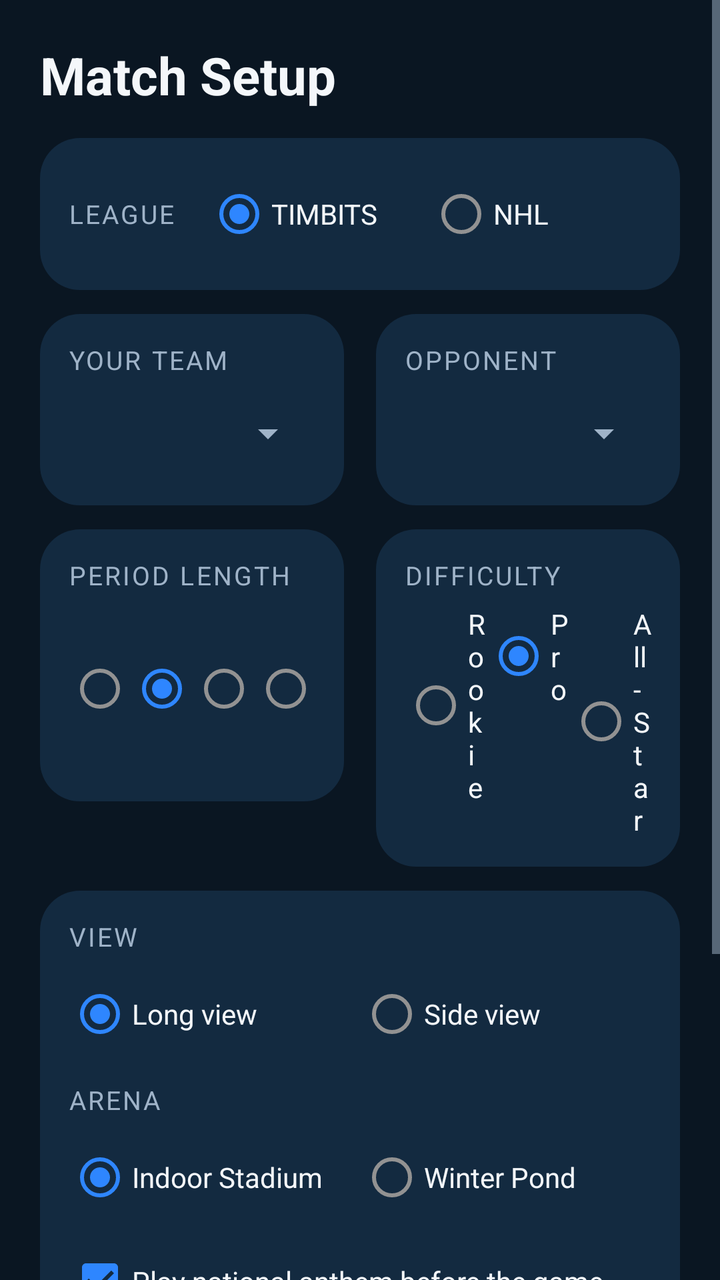
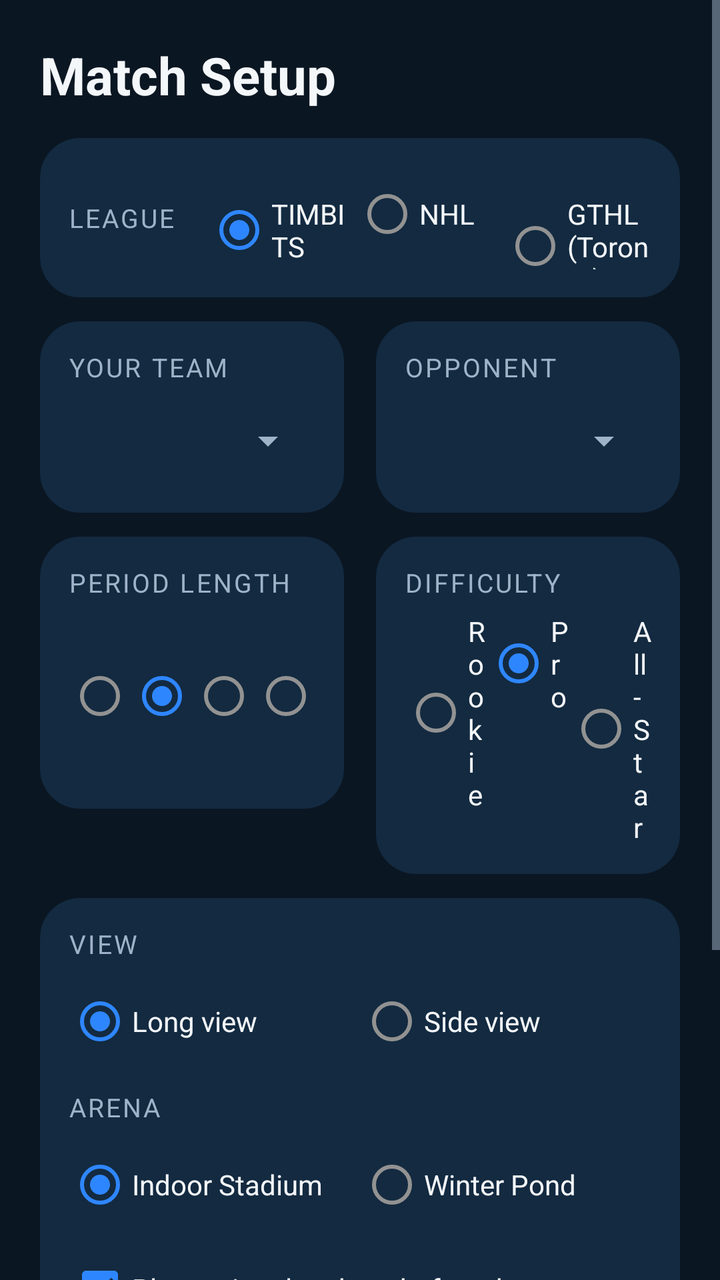

Two renders of the same Android screen: before a commit and after it. Below are the layout's source before the change and the commit's diff.
<!-- AndroidManifest.xml: application theme Theme.TableHockey -->
<!-- res/layout/activity_match_settings.xml -->
<?xml version="1.0" encoding="utf-8"?>
<ScrollView xmlns:android="http://schemas.android.com/apk/res/android"
    android:layout_width="match_parent"
    android:layout_height="match_parent"
    android:background="@color/bg_dark">

    <LinearLayout
        android:layout_width="match_parent"
        android:layout_height="wrap_content"
        android:orientation="vertical"
        android:padding="20dp">

        <TextView
            android:layout_width="wrap_content"
            android:layout_height="wrap_content"
            android:text="@string/settings_title"
            android:textColor="@color/text_primary"
            android:textSize="26sp"
            android:textStyle="bold"
            android:layout_marginBottom="14dp" />

        <LinearLayout
            android:layout_width="match_parent"
            android:layout_height="wrap_content"
            android:orientation="horizontal"
            android:gravity="center_vertical"
            android:background="@drawable/bg_card"
            android:padding="14dp"
            android:layout_marginBottom="12dp">

            <TextView style="@style/SectionLabel" android:layout_width="wrap_content" android:layout_height="wrap_content" android:text="@string/settings_league" android:layout_marginEnd="16dp" />

            <RadioGroup
                android:id="@+id/radioLeague"
                android:layout_width="0dp"
                android:layout_height="wrap_content"
                android:layout_weight="1"
                android:orientation="horizontal">
                <RadioButton android:id="@+id/leagueTimbits" android:layout_width="0dp" android:layout_height="wrap_content" android:layout_weight="1" android:text="@string/league_timbits" android:textColor="@color/text_primary" android:checked="true" />
                <RadioButton android:id="@+id/leagueNhl" android:layout_width="0dp" android:layout_height="wrap_content" android:layout_weight="1" android:text="@string/league_nhl" android:textColor="@color/text_primary" />
            </RadioGroup>
        </LinearLayout>

        <LinearLayout
            android:layout_width="match_parent"
            android:layout_height="wrap_content"
            android:orientation="horizontal">

            <LinearLayout
                android:layout_width="0dp"
                android:layout_height="wrap_content"
                android:layout_weight="1"
                android:orientation="vertical"
                android:background="@drawable/bg_card"
                android:padding="14dp"
                android:layout_marginEnd="8dp">

                <TextView style="@style/SectionLabel" android:layout_width="wrap_content" android:layout_height="wrap_content" android:text="@string/settings_your_team" />
                <Spinner
                    android:id="@+id/spinnerHomeTeam"
                    android:layout_width="match_parent"
                    android:layout_height="44dp"
                    android:layout_marginTop="6dp" />
            </LinearLayout>

            <LinearLayout
                android:layout_width="0dp"
                android:layout_height="wrap_content"
                android:layout_weight="1"
                android:orientation="vertical"
                android:background="@drawable/bg_card"
                android:padding="14dp"
                android:layout_marginStart="8dp">

                <TextView style="@style/SectionLabel" android:layout_width="wrap_content" android:layout_height="wrap_content" android:text="@string/settings_opponent" />
                <Spinner
                    android:id="@+id/spinnerAwayTeam"
                    android:layout_width="match_parent"
                    android:layout_height="44dp"
                    android:layout_marginTop="6dp" />
            </LinearLayout>
        </LinearLayout>

        <LinearLayout
            android:layout_width="match_parent"
            android:layout_height="wrap_content"
            android:orientation="horizontal"
            android:layout_marginTop="12dp">

            <LinearLayout
                android:layout_width="0dp"
                android:layout_height="wrap_content"
                android:layout_weight="1"
                android:orientation="vertical"
                android:background="@drawable/bg_card"
                android:padding="14dp"
                android:layout_marginEnd="8dp">

                <TextView style="@style/SectionLabel" android:layout_width="wrap_content" android:layout_height="wrap_content" android:text="@string/settings_period_length" />

                <RadioGroup
                    android:id="@+id/radioPeriodLength"
                    android:layout_width="match_parent"
                    android:layout_height="wrap_content"
                    android:orientation="horizontal"
                    android:layout_marginTop="6dp">
                    <RadioButton android:id="@+id/period1" android:layout_width="0dp" android:layout_height="wrap_content" android:layout_weight="1" android:text="@string/period_1" android:textColor="@color/text_primary" />
                    <RadioButton android:id="@+id/period2" android:layout_width="0dp" android:layout_height="wrap_content" android:layout_weight="1" android:text="@string/period_2" android:textColor="@color/text_primary" android:checked="true" />
                    <RadioButton android:id="@+id/period3" android:layout_width="0dp" android:layout_height="wrap_content" android:layout_weight="1" android:text="@string/period_3" android:textColor="@color/text_primary" />
                    <RadioButton android:id="@+id/period5" android:layout_width="0dp" android:layout_height="wrap_content" android:layout_weight="1" android:text="@string/period_5" android:textColor="@color/text_primary" />
                </RadioGroup>
            </LinearLayout>

            <LinearLayout
                android:layout_width="0dp"
                android:layout_height="wrap_content"
                android:layout_weight="1"
                android:orientation="vertical"
                android:background="@drawable/bg_card"
                android:padding="14dp"
                android:layout_marginStart="8dp">

                <TextView style="@style/SectionLabel" android:layout_width="wrap_content" android:layout_height="wrap_content" android:text="@string/settings_difficulty" />

                <RadioGroup
                    android:id="@+id/radioDifficulty"
                    android:layout_width="match_parent"
                    android:layout_height="wrap_content"
                    android:orientation="horizontal"
                    android:layout_marginTop="6dp">
                    <RadioButton android:id="@+id/diffEasy" android:layout_width="0dp" android:layout_height="wrap_content" android:layout_weight="1" android:text="@string/difficulty_easy" android:textColor="@color/text_primary" />
                    <RadioButton android:id="@+id/diffMedium" android:layout_width="0dp" android:layout_height="wrap_content" android:layout_weight="1" android:text="@string/difficulty_medium" android:textColor="@color/text_primary" android:checked="true" />
                    <RadioButton android:id="@+id/diffHard" android:layout_width="0dp" android:layout_height="wrap_content" android:layout_weight="1" android:text="@string/difficulty_hard" android:textColor="@color/text_primary" />
                </RadioGroup>
            </LinearLayout>
        </LinearLayout>

        <LinearLayout
            android:layout_width="match_parent"
            android:layout_height="wrap_content"
            android:orientation="vertical"
            android:background="@drawable/bg_card"
            android:padding="14dp"
            android:layout_marginTop="12dp">

            <TextView style="@style/SectionLabel" android:layout_width="wrap_content" android:layout_height="wrap_content" android:text="@string/settings_view" />

            <RadioGroup
                android:id="@+id/radioView"
                android:layout_width="match_parent"
                android:layout_height="wrap_content"
                android:orientation="horizontal"
                android:layout_marginTop="6dp"
                android:layout_marginBottom="10dp">
                <RadioButton android:id="@+id/viewLong" android:layout_width="0dp" android:layout_height="wrap_content" android:layout_weight="1" android:text="@string/view_long" android:textColor="@color/text_primary" android:checked="true" />
                <RadioButton android:id="@+id/viewSide" android:layout_width="0dp" android:layout_height="wrap_content" android:layout_weight="1" android:text="@string/view_side" android:textColor="@color/text_primary" />
            </RadioGroup>

            <TextView style="@style/SectionLabel" android:layout_width="wrap_content" android:layout_height="wrap_content" android:text="@string/settings_arena" />

            <RadioGroup
                android:id="@+id/radioArena"
                android:layout_width="match_parent"
                android:layout_height="wrap_content"
                android:orientation="horizontal"
                android:layout_marginTop="6dp">
                <RadioButton android:id="@+id/arenaIndoor" android:layout_width="0dp" android:layout_height="wrap_content" android:layout_weight="1" android:text="@string/arena_indoor" android:textColor="@color/text_primary" android:checked="true" />
                <RadioButton android:id="@+id/arenaWinterPond" android:layout_width="0dp" android:layout_height="wrap_content" android:layout_weight="1" android:text="@string/arena_winter_pond" android:textColor="@color/text_primary" />
            </RadioGroup>

            <CheckBox
                android:id="@+id/checkAnthem"
                android:layout_width="wrap_content"
                android:layout_height="wrap_content"
                android:layout_marginTop="4dp"
                android:checked="true"
                android:text="@string/settings_anthem"
                android:textColor="@color/text_primary" />

            <CheckBox
                android:id="@+id/checkOffsides"
                android:layout_width="wrap_content"
                android:layout_height="wrap_content"
                android:layout_marginTop="4dp"
                android:checked="false"
                android:text="@string/settings_offsides"
                android:textColor="@color/text_primary" />
        </LinearLayout>

        <LinearLayout
            android:layout_width="match_parent"
            android:layout_height="wrap_content"
            android:orientation="horizontal"
            android:gravity="center_vertical"
            android:layout_marginTop="12dp">

            <LinearLayout
                android:layout_width="0dp"
                android:layout_height="wrap_content"
                android:layout_weight="1.3"
                android:orientation="vertical"
                android:background="@drawable/bg_card"
                android:paddingStart="14dp"
                android:paddingEnd="14dp"
                android:paddingTop="8dp"
                android:paddingBottom="8dp"
                android:layout_marginEnd="8dp">

                <include
                    android:id="@+id/audioSliders"
                    layout="@layout/audio_sliders" />
            </LinearLayout>

            <Button
                android:id="@+id/btnStart"
                style="@style/MenuButton"
                android:layout_width="0dp"
                android:layout_weight="1"
                android:layout_marginStart="8dp"
                android:backgroundTint="@color/accent_red"
                android:text="@string/settings_start" />
        </LinearLayout>

    </LinearLayout>
</ScrollView>
<!-- res/layout/audio_sliders.xml (included above) -->
<?xml version="1.0" encoding="utf-8"?>
<LinearLayout xmlns:android="http://schemas.android.com/apk/res/android"
    android:layout_width="match_parent"
    android:layout_height="wrap_content"
    android:orientation="vertical">

    <LinearLayout
        android:layout_width="match_parent"
        android:layout_height="wrap_content"
        android:orientation="horizontal"
        android:gravity="center_vertical">

        <TextView
            style="@style/SectionLabel"
            android:layout_width="92dp"
            android:layout_height="wrap_content"
            android:text="@string/audio_sfx" />

        <SeekBar
            android:id="@+id/seekSfx"
            android:layout_width="0dp"
            android:layout_height="40dp"
            android:layout_weight="1" />

        <TextView
            android:id="@+id/textSfx"
            android:layout_width="52dp"
            android:layout_height="wrap_content"
            android:gravity="end"
            android:textColor="@color/text_primary"
            android:textSize="15sp"
            android:textStyle="bold" />
    </LinearLayout>

    <LinearLayout
        android:layout_width="match_parent"
        android:layout_height="wrap_content"
        android:orientation="horizontal"
        android:gravity="center_vertical">

        <TextView
            style="@style/SectionLabel"
            android:layout_width="92dp"
            android:layout_height="wrap_content"
            android:text="@string/audio_music" />

        <SeekBar
            android:id="@+id/seekMusic"
            android:layout_width="0dp"
            android:layout_height="40dp"
            android:layout_weight="1" />

        <TextView
            android:id="@+id/textMusic"
            android:layout_width="52dp"
            android:layout_height="wrap_content"
            android:gravity="end"
            android:textColor="@color/text_primary"
            android:textSize="15sp"
            android:textStyle="bold" />
    </LinearLayout>
</LinearLayout>
<!-- resources referenced by this layout -->
<resources>
  <color name="accent_red">#D8323C</color>
  <color name="bg_dark">#0A1622</color>
  <color name="text_primary">#F4F7FA</color>
  <!-- drawable bg_card (drawable) -->
  <?xml version="1.0" encoding="utf-8"?>
  <shape xmlns:android="http://schemas.android.com/apk/res/android">
      <solid android:color="@color/bg_dark_2" />
      <corners android:radius="20dp" />
  </shape>
  <string name="arena_indoor">Indoor Stadium</string>
  <string name="arena_winter_pond">Winter Pond</string>
  <string name="audio_music">Music</string>
  <string name="audio_sfx">Sound FX</string>
  <string name="difficulty_easy">Rookie</string>
  <string name="difficulty_hard">All-Star</string>
  <string name="difficulty_medium">Pro</string>
  <string name="league_nhl">NHL</string>
  <string name="league_timbits">TIMBITS</string>
  <string name="period_1">1 min</string>
  <string name="period_2">2 min</string>
  <string name="period_3">3 min</string>
  <string name="period_5">5 min</string>
  <string name="settings_anthem">Play national anthem before the game</string>
  <string name="settings_arena">Arena</string>
  <string name="settings_difficulty">Difficulty</string>
  <string name="settings_league">LEAGUE</string>
  <string name="settings_offsides">Offsides (stop play when attackers enter early)</string>
  <string name="settings_opponent">Opponent</string>
  <string name="settings_period_length">Period Length</string>
  <string name="settings_start">Drop the Puck</string>
  <string name="settings_title">Match Setup</string>
  <string name="settings_view">View</string>
  <string name="settings_your_team">Your Team</string>
  <string name="view_long">Long view</string>
  <string name="view_side">Side view</string>
  <style name="MenuButton" parent="Widget.MaterialComponents.Button">
          <item name="android:layout_width">match_parent</item>
          <item name="android:layout_height">56dp</item>
          <item name="android:textSize">18sp</item>
          <item name="android:textAllCaps">false</item>
          <item name="backgroundTint">@color/button_bg</item>
          <item name="android:textColor">@color/text_primary</item>
          <item name="cornerRadius">14dp</item>
      </style>
  <style name="SectionLabel">
          <item name="android:textColor">@color/text_secondary</item>
          <item name="android:textSize">13sp</item>
          <item name="android:textAllCaps">true</item>
          <item name="android:letterSpacing">0.08</item>
      </style>
  <style name="Theme.TableHockey" parent="Theme.MaterialComponents.NoActionBar">
          <item name="colorPrimary">@color/accent</item>
          <item name="colorPrimaryDark">@color/bg_dark</item>
          <item name="colorAccent">@color/accent</item>
          <item name="android:windowBackground">@color/bg_dark</item>
          <item name="android:statusBarColor">@color/bg_dark</item>
          <item name="android:navigationBarColor">@color/bg_dark</item>
          <item name="android:windowFullscreen">false</item>
          <item name="android:spinnerItemStyle">@style/SpinnerItem</item>
          <item name="android:textColorPrimary">@color/text_primary</item>
          <item name="android:textColorSecondary">@color/text_secondary</item>
      </style>
  <color name="bg_dark_2">#132A40</color>
  <color name="button_bg">#173A5E</color>
  <color name="text_secondary">#9FB3C8</color>
  <color name="accent">#2E86FF</color>
  <style name="SpinnerItem" parent="Widget.AppCompat.TextView.SpinnerItem">
          <item name="android:textColor">@color/text_primary</item>
      </style>
</resources>

<!-- the commit's change to res/layout/activity_match_settings.xml (unified diff, before → after) -->
@@ -38,6 +38,7 @@
                 android:orientation="horizontal">
                 <RadioButton android:id="@+id/leagueTimbits" android:layout_width="0dp" android:layout_height="wrap_content" android:layout_weight="1" android:text="@string/league_timbits" android:textColor="@color/text_primary" android:checked="true" />
                 <RadioButton android:id="@+id/leagueNhl" android:layout_width="0dp" android:layout_height="wrap_content" android:layout_weight="1" android:text="@string/league_nhl" android:textColor="@color/text_primary" />
+                <RadioButton android:id="@+id/leagueGthl" android:layout_width="0dp" android:layout_height="wrap_content" android:layout_weight="1" android:text="@string/league_gthl" android:textColor="@color/text_primary" />
             </RadioGroup>
         </LinearLayout>
 
<!-- resource entries referenced after the edit -->
@@ -16,6 +16,7 @@
   <string name="difficulty_easy">Rookie</string>
   <string name="difficulty_hard">All-Star</string>
   <string name="difficulty_medium">Pro</string>
+  <string name="league_gthl">GTHL (Toronto)</string>
   <string name="league_nhl">NHL</string>
   <string name="league_timbits">TIMBITS</string>
   <string name="period_1">1 min</string>
